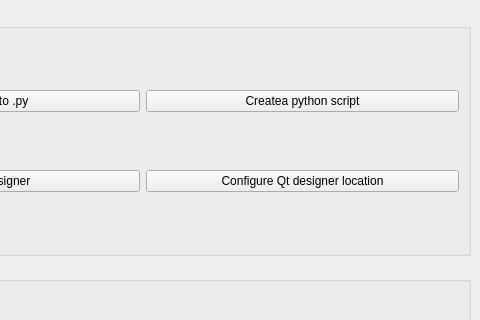
constraintAutomaton/ui-to-py-gui, file ui-to-py/Convertisseur.ui: the form before one commit; both pictures show x 195 to 675 and y 0 to 320 of the 675 by 517 pixel window.
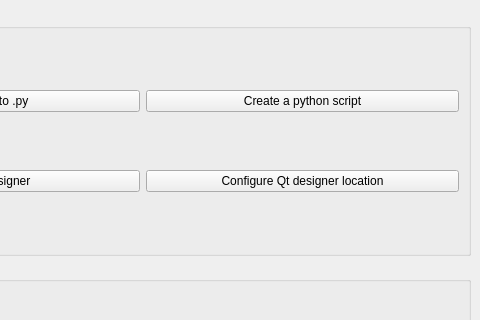
The form after the commit.

The edit to the form file:
```diff
--- a/ui-to-py/Convertisseur.ui
+++ b/ui-to-py/Convertisseur.ui
@@ -42,7 +42,7 @@
             <bool>true</bool>
            </property>
            <property name="text">
-            <string>Createa python script</string>
+            <string>Create a python script</string>
            </property>
            <property name="autoDefault">
             <bool>true</bool>
```
